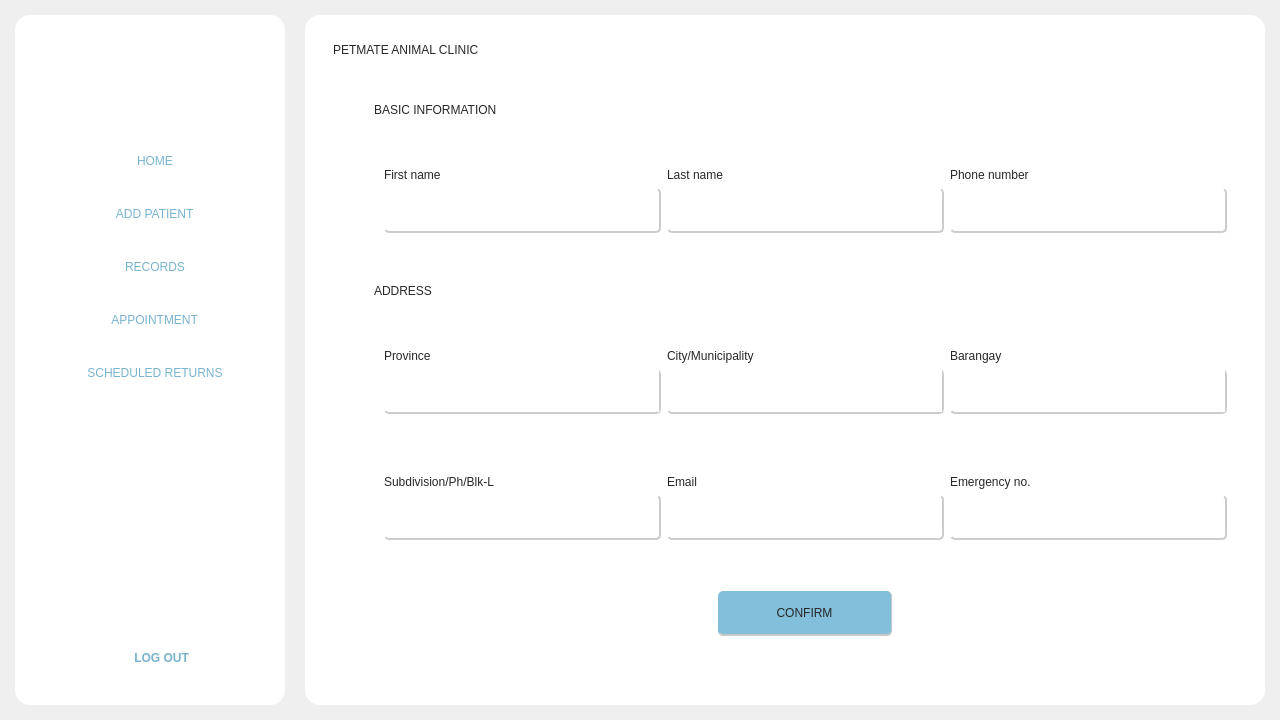
This is Frontend/Home.ui in DreddVDomasian/Petmate-Desktop-Application as Qt 5 draws it before an edit. The edited form follows.
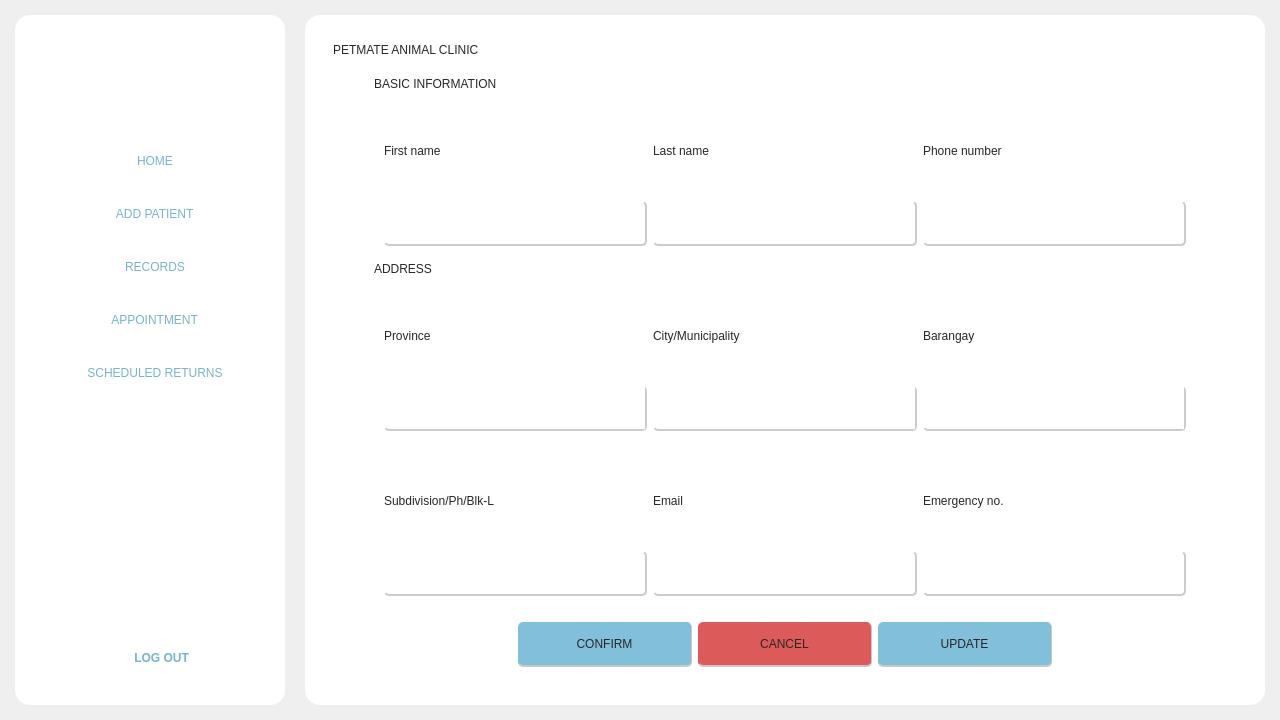
This is the edited form. The open tabs and pages were chosen to show the change. Icons and pictures are not drawn.

Commit message: add update in basic info

Patch:
```diff
--- a/Frontend/Home.ui
+++ b/Frontend/Home.ui
@@ -991,8 +991,8 @@
               <property name="leftMargin">
                <number>50</number>
               </property>
-              <property name="topMargin">
-               <number>0</number>
+              <property name="rightMargin">
+               <number>50</number>
               </property>
               <item>
                <widget class="QLabel" name="label_4">
@@ -1014,7 +1014,7 @@
               <item>
                <widget class="QFrame" name="ownerDetails">
                 <property name="sizePolicy">
-                 <sizepolicy hsizetype="Expanding" vsizetype="Fixed">
+                 <sizepolicy hsizetype="Expanding" vsizetype="Expanding">
                   <horstretch>0</horstretch>
                   <verstretch>0</verstretch>
                  </sizepolicy>
@@ -1154,7 +1154,7 @@
               <item>
                <widget class="QFrame" name="ownerDetails_2">
                 <property name="sizePolicy">
-                 <sizepolicy hsizetype="Expanding" vsizetype="Fixed">
+                 <sizepolicy hsizetype="Expanding" vsizetype="Expanding">
                   <horstretch>0</horstretch>
                   <verstretch>0</verstretch>
                  </sizepolicy>
@@ -1568,7 +1568,7 @@
               <item>
                <widget class="QFrame" name="ownerDetails_3">
                 <property name="sizePolicy">
-                 <sizepolicy hsizetype="Expanding" vsizetype="Fixed">
+                 <sizepolicy hsizetype="Expanding" vsizetype="Expanding">
                   <horstretch>0</horstretch>
                   <verstretch>0</verstretch>
                  </sizepolicy>
@@ -1689,6 +1689,21 @@
                </widget>
               </item>
               <item alignment="Qt::AlignHCenter">
+               <widget class="QFrame" name="frame_12">
+                <property name="sizePolicy">
+                 <sizepolicy hsizetype="Preferred" vsizetype="Preferred">
+                  <horstretch>0</horstretch>
+                  <verstretch>0</verstretch>
+                 </sizepolicy>
+                </property>
+                <property name="frameShape">
+                 <enum>QFrame::StyledPanel</enum>
+                </property>
+                <property name="frameShadow">
+                 <enum>QFrame::Raised</enum>
+                </property>
+                <layout class="QHBoxLayout" name="horizontalLayout_23">
+                 <item alignment="Qt::AlignHCenter|Qt::AlignVCenter">
                <widget class="QPushButton" name="confirmButton">
                 <property name="minimumSize">
                  <size>
@@ -1725,6 +1740,83 @@
                 </property>
                </widget>
               </item>
+                 <item alignment="Qt::AlignHCenter|Qt::AlignVCenter">
+                  <widget class="QPushButton" name="cancelButton">
+                   <property name="minimumSize">
+                    <size>
+                     <width>174</width>
+                     <height>45</height>
+                    </size>
+                   </property>
+                   <property name="maximumSize">
+                    <size>
+                     <width>174</width>
+                     <height>16777215</height>
+                    </size>
+                   </property>
+                   <property name="cursor">
+                    <cursorShape>PointingHandCursor</cursorShape>
+                   </property>
+                   <property name="styleSheet">
+                    <string notr="true">QPushButton{
+	font: 63 15pt &quot;Montserrat SemiBold&quot;;
+	color:rgb(39, 39, 39);
+	background-color:	rgb(220, 90, 90);
+	border-radius: 5px;
+	border-right:1px solid rgb(200, 200, 200);
+	border-bottom:2px solid rgb(200, 200, 200);
+}
+
+QPushButton:hover{
+	background-color:rgb(180, 120, 125);
+
+}</string>
+                   </property>
+                   <property name="text">
+                    <string>CANCEL</string>
+                   </property>
+                  </widget>
+                 </item>
+                 <item alignment="Qt::AlignHCenter|Qt::AlignVCenter">
+                  <widget class="QPushButton" name="updateBasicInfo">
+                   <property name="minimumSize">
+                    <size>
+                     <width>174</width>
+                     <height>45</height>
+                    </size>
+                   </property>
+                   <property name="maximumSize">
+                    <size>
+                     <width>174</width>
+                     <height>16777215</height>
+                    </size>
+                   </property>
+                   <property name="cursor">
+                    <cursorShape>PointingHandCursor</cursorShape>
+                   </property>
+                   <property name="styleSheet">
+                    <string notr="true">QPushButton{
+	font: 63 15pt &quot;Montserrat SemiBold&quot;;
+	color:rgb(39, 39, 39);
+	background-color:rgb(129, 191, 218);
+	border-radius: 5px;
+	border-right:1px solid rgb(200, 200, 200);
+	border-bottom:2px solid rgb(200, 200, 200);
+}
+
+QPushButton:hover{
+	background-color:rgb(110, 163, 186);
+
+}</string>
+                   </property>
+                   <property name="text">
+                    <string>UPDATE</string>
+                   </property>
+                  </widget>
+                 </item>
+                </layout>
+               </widget>
+              </item>
              </layout>
             </widget>
            </item>
```
Left out of the diff: 26 changed lines with no effect on the pictures. Lines whose indentation alone changed are shown as unchanged. The commit also changes 6 other files.
